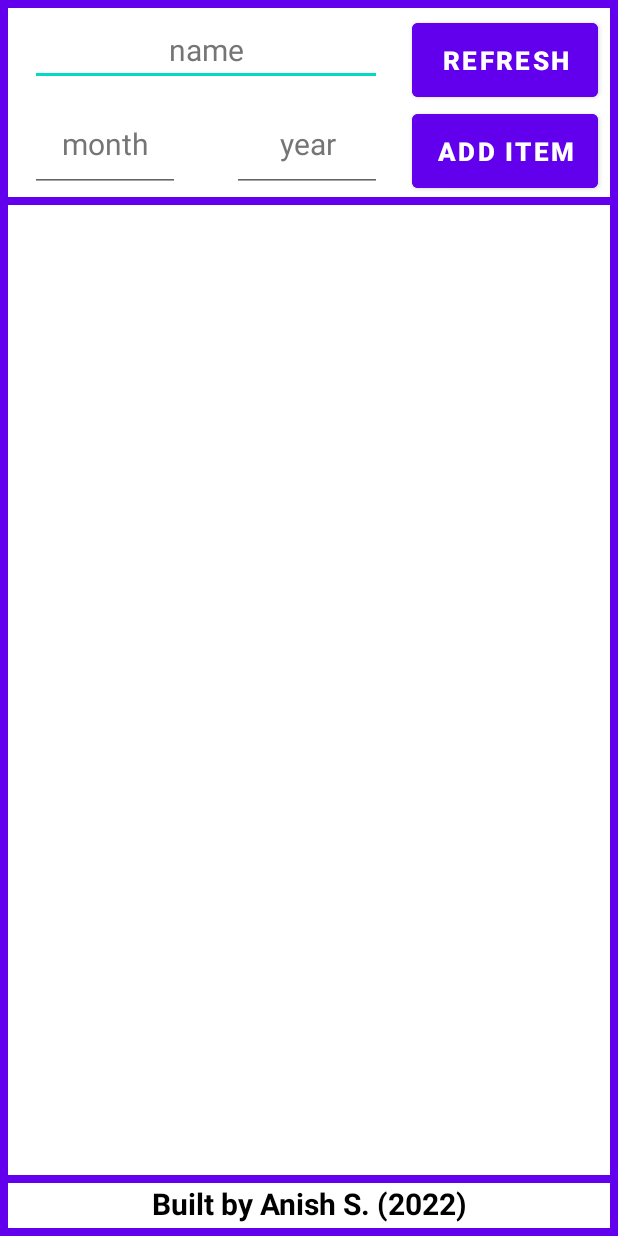
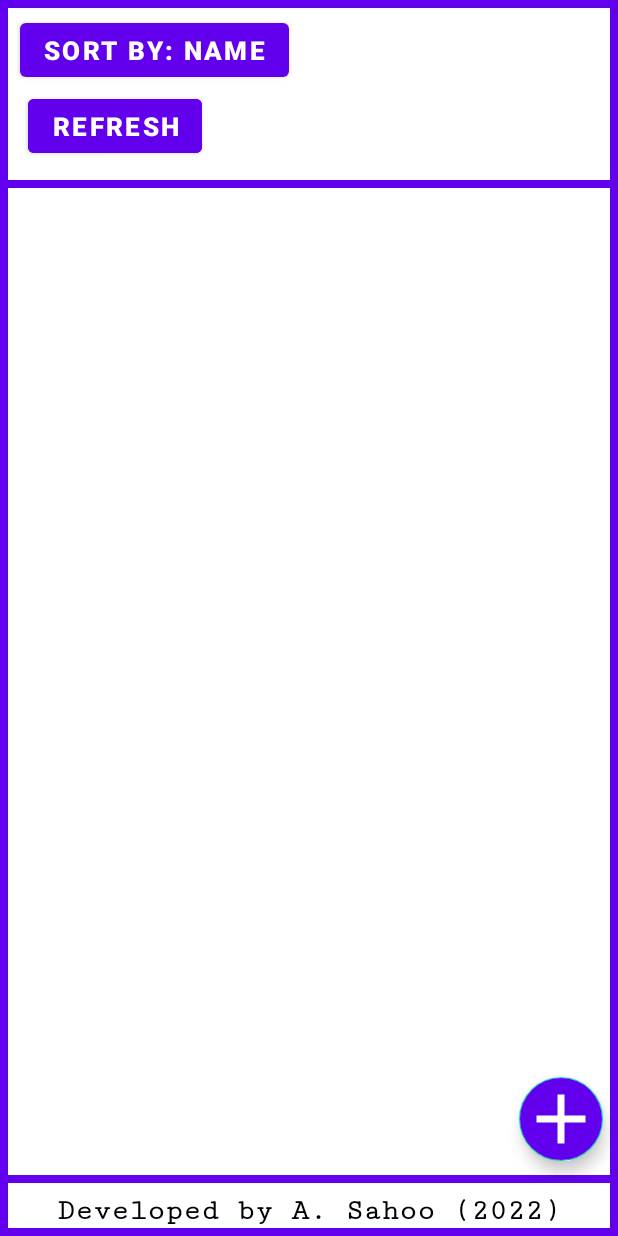
Before and after one commit to anish-sahoo/ExpiryDateReminder, an Android app: the screen it shows after launch (MainActivity), after a tap on "REFRESH", on a phone screen of 412 x 824 dp. Run offline under Robolectric (Android 15) with nearby library versions, the phone set to English and light mode, and no system bars.

Commit message:
added dialog box & floating action button
added dialog box for inputs along with required class,
also changed the add item button to a floating action type button

```diff
--- a/app/src/main/java/com/anish/expirydatereminder/MainActivity.java
+++ b/app/src/main/java/com/anish/expirydatereminder/MainActivity.java
@@ -1,6 +1,4 @@
 package com.anish.expirydatereminder;
-
-import static android.content.Intent.FLAG_ACTIVITY_NO_ANIMATION;
 
 import android.Manifest;
 import android.app.AlarmManager;
@@ -19,12 +17,13 @@ import android.util.Log;
 import android.view.WindowManager;
 import android.widget.ArrayAdapter;
 import android.widget.Button;
-import android.widget.EditText;
 import android.widget.ListView;
 import android.widget.Toast;
 
 import androidx.annotation.RequiresApi;
 import androidx.appcompat.app.AppCompatActivity;
+
+import com.google.android.material.floatingactionbutton.FloatingActionButton;
 
 import java.util.ArrayList;
 import java.util.Calendar;
@@ -33,12 +32,13 @@ import java.util.Comparator;
 import java.util.List;
 import java.util.Objects;
 
-public class MainActivity extends AppCompatActivity {
+public class MainActivity extends AppCompatActivity implements DialogHandler.ExampleDialogListener{
 
     private ArrayList<String> items;
     private ArrayAdapter<String> itemsAdapter;
     private ListView listView;
-    private Button button, refreshButton;
+    private Button refreshButton;
+    private FloatingActionButton addItemButton;
     private DatabaseHandler dbHandler;
     private List<ItemModel> modelList;
 
@@ -58,15 +58,18 @@ public class MainActivity extends AppCompatActivity {
         createNotificationChannel();
 
         listView = findViewById(R.id.listView);
-        button = findViewById(R.id.addItemButton);
+        //button = findViewById(R.id.addItemButton);
         refreshButton = findViewById(R.id.refreshButton);
 
         items = new ArrayList<>();
         itemsAdapter = new ArrayAdapter<>(this,android.R.layout.simple_list_item_1, items);
         listView.setAdapter(itemsAdapter);
 
-        button.setOnClickListener(view -> addItem());
+        //button.setOnClickListener(view ->{ openDialog(); });
         setUpListViewListener();
+
+        addItemButton = findViewById(R.id.addItemButton);
+        addItemButton.setOnClickListener(view -> openDialog());
 
         dbHandler = new DatabaseHandler(MainActivity.this);
         modelList = dbHandler.getAllItems();
@@ -80,12 +83,15 @@ public class MainActivity extends AppCompatActivity {
             setNotifications(1);
 
         refreshButton.setOnClickListener(view -> {
-            Intent myIntent = new Intent(MainActivity.this, MainActivity.class);
-            myIntent.addFlags(FLAG_ACTIVITY_NO_ANIMATION);
-            MainActivity.this.startActivity(myIntent);
+            Collections.sort(modelList, Comparator.comparingInt(ItemModel::getMonth));
+            Collections.sort(modelList, Comparator.comparingInt(ItemModel::getYear));
+            itemsAdapter.notifyDataSetChanged();
         });
 
+
+
     }
+
 
     private void populate(List<ItemModel> list) {
         for(ItemModel a:list){
@@ -126,10 +132,28 @@ public class MainActivity extends AppCompatActivity {
         });
     }
 
-    private void addItem() {
+    private int checkIfItemExists(String item, int month, int year) {
+        List<ItemModel> list_of_items = dbHandler.getAllItems();
+        for (ItemModel obj:list_of_items){
+            if(obj.getItem().equals(item)){
+                if(obj.getMonth() == month){
+                    if(obj.getYear() == year){
+                        return 3;
+                    }
+                }
+                if(year >= obj.getYear()) {
+                    return 2;
+                }
+            }
+        }
+        return 1;
+    }
+
+    /*private void addItem() {
         EditText input = findViewById(R.id.itemName);
         EditText m = findViewById(R.id.month);
         EditText y = findViewById(R.id.year);
+
 
         String itemName = input.getText().toString();
 
@@ -176,25 +200,7 @@ public class MainActivity extends AppCompatActivity {
         else{
             Toast.makeText(getApplicationContext(),"Fields are empty!!!",Toast.LENGTH_SHORT).show();
         }
-    }
-
-    private int checkIfItemExists(String item, int month, int year) {
-        List<ItemModel> list_of_items = dbHandler.getAllItems();
-        for (ItemModel obj:list_of_items){
-            if(obj.getItem().equals(item)){
-                if(obj.getMonth() == month){
-                    if(obj.getYear() == year){
-                        return 3;
-                    }
-                }
-                if(year >= obj.getYear()) {
-                    return 2;
-                }
-            }
-        }
-        return 1;
-    }
-
+    }*/
     private void addItem(ItemModel obj) {
         String itemName = obj.getItem();
         int month = obj.getMonth();
@@ -206,6 +212,33 @@ public class MainActivity extends AppCompatActivity {
         else{
             Toast.makeText(getApplicationContext(),"Cannot be empty string, enter text",Toast.LENGTH_SHORT).show();
         }
+    }
+    private void addItem(String itemName, int month, int year){
+        if(month > 12 || month<0){
+            Toast.makeText(getApplicationContext(),"Incorrect month input!!!",Toast.LENGTH_SHORT).show();
+            return;
+        }
+
+        if(year < 1000 || year > 9999){
+            Toast.makeText(getApplicationContext(),"Please enter year in YYYY format",Toast.LENGTH_SHORT).show();
+            return;
+        }
+
+        int checker = checkIfItemExists(itemName,month,year);
+
+        if(checker == 3){
+            Toast.makeText(getApplicationContext(),"This item already exists!",Toast.LENGTH_SHORT).show();
+            return;
+        }
+        else if(checker == 2){
+            Toast.makeText(getApplicationContext(),"Same Item with different expiry date exists! ",Toast.LENGTH_SHORT).show();
+        }
+
+        String text = month + "/" + year + " : " + itemName;
+
+        itemsAdapter.add(text);
+        dbHandler.addNewItem(new ItemModel(itemName,month,year));
+        modelList.add(new ItemModel(itemName,month,year));
     }
 
     private void createNotificationChannel(){
@@ -239,4 +272,15 @@ public class MainActivity extends AppCompatActivity {
             alarmManager.cancel(pendingIntent);
         }
     }
+
+    private void openDialog() {
+        DialogHandler dialogHandler = new DialogHandler();
+        dialogHandler.show(getSupportFragmentManager(),"Add item");
+    }
+
+    @Override
+    public void addItemAsNeeded(String item_name, int month, int year) {
+        addItem(item_name,month,year);
+        itemsAdapter.notifyDataSetChanged();
+    }
 }
--- /dev/null
+++ b/app/src/main/res/drawable/ic_baseline_add_24.xml
@@ -0,0 +1,5 @@
+<vector android:height="24dp" android:tint="#FFFFFF"
+    android:viewportHeight="24" android:viewportWidth="24"
+    android:width="24dp" xmlns:android="http://schemas.android.com/apk/res/android">
+    <path android:fillColor="@android:color/white" android:pathData="M19,13h-6v6h-2v-6H5v-2h6V5h2v6h6v2z"/>
+</vector>
--- a/app/src/main/res/layout/activity_main.xml
+++ b/app/src/main/res/layout/activity_main.xml
@@ -43,145 +43,14 @@
         android:backgroundTint="@color/purple_500"
         android:backgroundTintMode="src_over" />
 
-    <EditText
-        android:id="@+id/itemName"
-        android:layout_width="wrap_content"
-        android:layout_height="47dp"
-
-        android:layout_alignParentStart="true"
-        android:layout_alignParentTop="true"
-        android:layout_marginStart="20dp"
-        android:layout_marginTop="10dp"
-        android:layout_marginEnd="20dp"
-        android:layout_toStartOf="@id/refreshButton"
-
-        android:ems="10"
-        android:hint="name"
-        android:importantForAutofill="no"
-        android:inputType="textPersonName"
-        android:textAlignment="center"
-        android:textColorHint="#757575"
-        android:textSize="20sp" />
-
-    <EditText
-        android:id="@+id/month"
-        android:layout_width="100dp"
-        android:layout_height="64dp"
-
-        android:layout_alignParentStart="true"
-        android:layout_alignParentTop="true"
-
-        android:layout_marginStart="20dp"
-        android:layout_marginTop="64dp"
-
-        android:ems="10"
-        android:hint="month"
-        android:importantForAutofill="no"
-        android:inputType="number"
-        android:textAlignment="center"
-        android:textColorHint="#757575"
-        android:textSize="20sp" />
-
-    <EditText
-        android:id="@+id/year"
-        android:layout_width="100dp"
-        android:layout_height="64dp"
-
-        android:layout_alignParentTop="true"
-
-        android:layout_marginTop="64dp"
-        android:layout_marginEnd="20dp"
-        android:layout_toStartOf="@id/addItemButton"
-
-        android:ems="10"
-        android:hint="year"
-        android:importantForAutofill="no"
-        android:inputType="number"
-        android:textAlignment="center"
-        android:textColorHint="#757575"
-        android:textSize="20sp" />
-
-    <Button
-        android:id="@+id/addItemButton"
-        android:layout_width="124dp"
-        android:layout_height="61dp"
-
-        android:layout_alignParentTop="true"
-        android:layout_alignParentEnd="true"
-
-        android:layout_marginTop="70dp"
-        android:layout_marginEnd="13dp"
-
-        android:backgroundTint="@color/purple_500"
-        android:text="Add Item"
-        android:textSize="17sp"
-        android:textStyle="bold" />
-
-    <LinearLayout
-        android:id="@+id/linearLayout"
-        android:layout_width="match_parent"
-        android:layout_height="wrap_content"
-
-        android:layout_alignParentBottom="true"
-        android:layout_centerHorizontal="true"
-
-        android:layout_below="@id/divider2"
-        android:layout_above="@id/divider3"
-
-        android:layout_marginBottom="42dp"
-        android:layout_marginStart="25dp"
-
-        android:orientation="vertical">
-
-        <ListView
-            android:id="@+id/listView"
-            android:layout_width="match_parent"
-            android:layout_height="match_parent"
-
-            android:layout_marginStart="1dp"
-            android:layout_marginTop="10dp"
-            android:layout_marginBottom="10dp"/>
-
-    </LinearLayout>
-
-    <View
-        android:id="@+id/divider2"
-        android:layout_width="match_parent"
-        android:layout_height="5dp"
-
-        android:layout_alignParentStart="true"
-        android:layout_alignParentTop="true"
-        android:layout_alignParentEnd="true"
-        android:layout_marginTop="131dp"
-
-        android:background="?android:attr/listDivider"
-        android:backgroundTint="@color/purple_500"
-        android:backgroundTintMode="src_over" />
-
-    <TextView
-        android:id="@+id/copyrightText"
-        android:layout_width="wrap_content"
-        android:layout_height="wrap_content"
-
-        android:layout_alignParentBottom="true"
-
-        android:layout_centerHorizontal="true"
-        android:layout_marginBottom="8dp"
-
-        android:text="Built by Anish S. (2022)"
-        android:textAlignment="center"
-        android:textColor="@color/black"
-        android:textSize="20sp"
-        android:textStyle="bold" />
-
     <View
         android:id="@+id/divider"
         android:layout_width="match_parent"
         android:layout_height="5dp"
 
         android:layout_alignParentStart="true"
+        android:layout_alignParentEnd="true"
         android:layout_alignParentBottom="true"
-        android:layout_alignParentEnd="true"
 
         android:background="?android:attr/listDivider"
         android:backgroundTint="@color/purple_500"
@@ -193,26 +62,103 @@
         android:layout_height="match_parent"
 
         android:layout_alignParentTop="true"
+        android:layout_alignParentEnd="true"
         android:layout_alignParentBottom="true"
-        android:layout_alignParentEnd="true"
 
         android:background="?android:attr/listDivider"
         android:backgroundTint="@color/purple_500"
         android:backgroundTintMode="src_over" />
 
+    <View
+        android:id="@+id/divider2"
+        android:layout_width="match_parent"
+        android:layout_height="5dp"
+
+
+        android:layout_alignParentStart="true"
+        android:layout_alignParentTop="true"
+
+        android:layout_marginTop="120dp"
+        android:background="@color/purple_500"
+        android:backgroundTintMode="src_over" />
+
+
+    <com.google.android.material.floatingactionbutton.FloatingActionButton
+        android:id="@+id/addItemButton"
+        android:layout_width="wrap_content"
+        android:layout_height="wrap_content"
+
+        android:layout_alignParentEnd="true"
+        android:layout_alignParentBottom="true"
+
+        android:layout_marginEnd="10dp"
+        android:layout_marginBottom="50dp"
+
+        android:backgroundTint="@color/purple_500"
+        android:foreground="@drawable/ic_baseline_add_24" />
+
+    <TextView
+        android:id="@+id/copyrightText"
+        android:layout_width="wrap_content"
+        android:layout_height="wrap_content"
+
+        android:layout_alignParentBottom="true"
+
+        android:layout_centerHorizontal="true"
+        android:layout_marginBottom="5dp"
+
+        android:text="Developed by A. Sahoo (2022)"
+        android:textAlignment="center"
+        android:textColor="@color/black"
+        android:fontFamily="serif-monospace"
+        android:textStyle="bold"
+        android:textSize="20sp"/>
+
     <Button
         android:id="@+id/refreshButton"
-        android:layout_width="124dp"
-        android:layout_height="61dp"
+        android:layout_width="wrap_content"
+        android:layout_height="wrap_content"
 
         android:layout_alignParentTop="true"
         android:layout_alignParentEnd="true"
 
-        android:layout_marginTop="9dp"
-        android:layout_marginEnd="13dp"
+        android:layout_marginTop="60dp"
+        android:layout_marginEnd="277dp"
         android:backgroundTint="@color/purple_500"
 
         android:text="Refresh"
         android:textSize="17sp"
         android:textStyle="bold" />
+
+    <Button
+        android:id="@+id/sortButton"
+        android:layout_width="wrap_content"
+        android:layout_height="wrap_content"
+
+        android:layout_alignParentStart="true"
+        android:layout_alignParentTop="true"
+
+        android:layout_marginStart="13dp"
+        android:layout_marginTop="9dp"
+        android:text="Sort By: Name"
+        android:textSize="17sp"
+        android:textStyle="bold" />
+
+    <LinearLayout
+        android:layout_width="355dp"
+        android:layout_height="450dp"
+        android:layout_alignParentStart="true"
+        android:layout_alignParentTop="true"
+        android:layout_centerHorizontal="true"
+        android:layout_marginStart="26dp"
+        android:layout_marginTop="232dp"
+        android:orientation="vertical">
+
+        <ListView
+            android:id="@+id/listView"
+            android:layout_width="291dp"
+            android:layout_height="356dp" />
+
+    </LinearLayout>
+
 </RelativeLayout>
```
Also changed, not shown: app/src/main/java/com/anish/expirydatereminder/DialogHandler.java (added, +70 -0 lines), app/src/main/res/layout/item_activity_layout.xml (added, +60 -0 lines).
